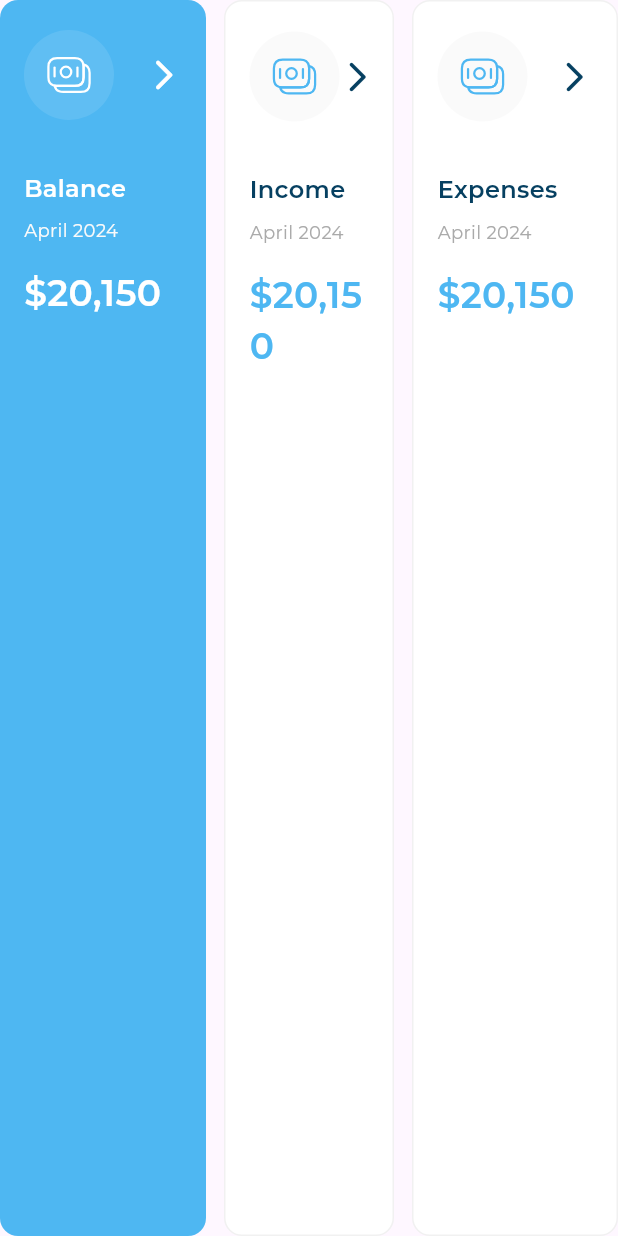
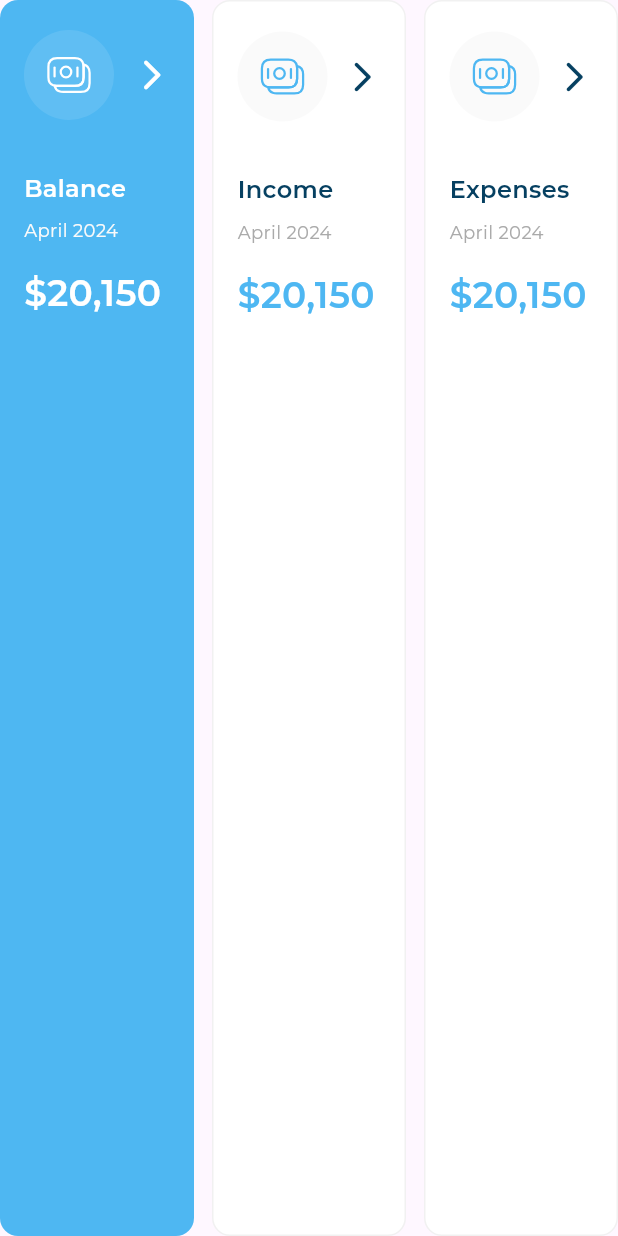
Before and after one commit to AhmedYasserSellow/admin_dashboard, a Flutter app: the AllExpensesListView widget shown alone on an empty page, opened directly, on a phone screen of 412 x 824 dp. Run offline on Flutter 3.47's test engine with Material 3 defaults, Android fonts, the phone set to English and light mode, and no system bars; our stand-ins replace flutter_svg; project files that could hold a hidden picture were left out.

Commit message:
refactor errors

```diff
--- /dev/null
+++ b/lib/extensions/sepretator.dart
@@ -0,0 +1,14 @@
+import 'package:flutter/material.dart';
+
+extension IterableExt on Iterable<Widget> {
+  Iterable<Widget> seperator(Widget elemnet) sync* {
+    final iterator = this.iterator;
+    if (iterator.moveNext()) {
+      yield iterator.current;
+      while (iterator.moveNext()) {
+        yield elemnet;
+        yield iterator.current;
+      }
+    }
+  }
+}
--- a/lib/layouts/dashboard_desktop_layout.dart
+++ b/lib/layouts/dashboard_desktop_layout.dart
@@ -19,11 +19,20 @@ class DashboardDesktopLayout extends StatelessWidget {
           flex: 2,
           child: Column(
             children: [
+              SizedBox(
+                height: 40,
+              ),
               Expanded(
                 child: AllExpenses(),
               ),
+              SizedBox(
+                height: 24,
+              ),
             ],
           ),
+        ),
+        SizedBox(
+          width: 24,
         ),
       ],
     );
--- a/lib/widgets/all_expenses/all_expenses_list.dart
+++ b/lib/widgets/all_expenses/all_expenses_list.dart
@@ -1,3 +1,4 @@
+import 'package:admin_dashboard/extensions/sepretator.dart';
 import 'package:admin_dashboard/models/all_expenses_item_model.dart';
 import 'package:admin_dashboard/utils/app_icons.dart';
 import 'package:admin_dashboard/widgets/all_expenses/all_expenses_item.dart';
@@ -11,6 +12,7 @@ class AllExpensesListView extends StatefulWidget {
 }
 
 class _AllExpensesListViewState extends State<AllExpensesListView> {
+  int selectedIndex = 0;
   final List<AllExpensesItemModel> allExpensesItemModel = const [
     AllExpensesItemModel(
       image: Assets.imagesBalance,
@@ -31,11 +33,14 @@ class _AllExpensesListViewState extends State<AllExpensesListView> {
       price: r'$20,150',
     ),
   ];
-  int selectedIndex = 0;
+
   @override
   Widget build(BuildContext context) {
     return Row(
-      children: allExpensesItemModel.asMap().entries.map((e) {
+      children: allExpensesItemModel
+          .asMap()
+          .entries
+          .map((e) {
             int index = e.key;
             AllExpensesItemModel itemModel = e.value;
             return Expanded(
@@ -45,17 +50,19 @@ class _AllExpensesListViewState extends State<AllExpensesListView> {
                     selectedIndex = index;
                   });
                 },
-            child: Padding(
-              padding: index == 1
-                  ? const EdgeInsets.symmetric(horizontal: 12)
-                  : EdgeInsets.zero,
                 child: AllExpensesItem(
                   isSelected: selectedIndex == index,
-                  allExpensesItemModel: itemModel),
+                  allExpensesItemModel: itemModel,
                 ),
               ),
             );
-      }).toList(),
+          })
+          .seperator(
+            const SizedBox(
+              width: 12,
+            ),
+          )
+          .toList(),
     );
   }
 }
```
Lines whose indentation alone changed are shown as unchanged.
